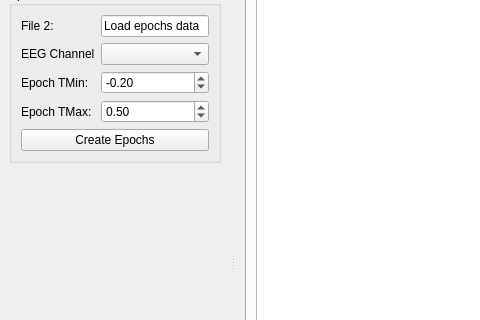
chrismullins/EEGViewer, file EEGViewer.ui: the form before one commit; both pictures show x 0 to 480 and y 158 to 478 of the 877 by 839 pixel window.
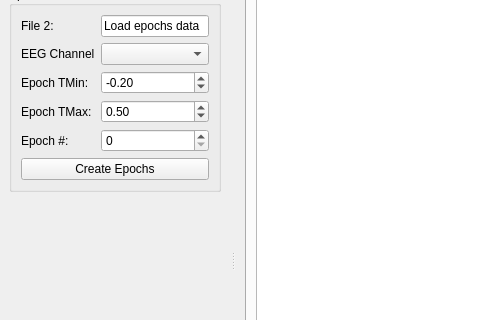
The form after the commit. Custom widgets are drawn as their Qt base class.

Commit message: Add epoch navigation

The edit to the form file:
```diff
--- a/EEGViewer.ui
+++ b/EEGViewer.ui
@@ -167,9 +167,6 @@
             </property>
            </widget>
           </item>
-          <item row="1" column="2">
-           <widget class="QComboBox" name="eeg_channel_combo_box_3"/>
-          </item>
           <item row="2" column="2">
            <widget class="QDoubleSpinBox" name="epoch_tmin_spinbox">
             <property name="minimum">
@@ -209,6 +206,19 @@
             </property>
            </widget>
           </item>
+          <item row="1" column="2">
+           <widget class="QComboBox" name="epoch_channel_combo_box"/>
+          </item>
+          <item row="4" column="2">
+           <widget class="QSpinBox" name="epoch_number_spinbox"/>
+          </item>
+          <item row="4" column="0">
+           <widget class="QLabel" name="label">
+            <property name="text">
+             <string>Epoch #:</string>
+            </property>
+           </widget>
+          </item>
          </layout>
         </item>
         <item row="1" column="0">
```
The commit also changes 2 other files.
